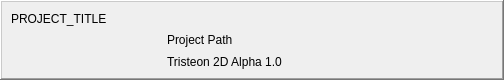
Qt form bin/ProjectWidget.ui (Tristeon/Tristeon) before a commit.
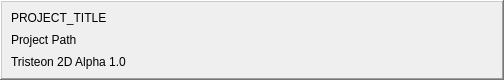
The same form after that commit.

Commit message: Added project settings to the project window

Patch:
```diff
--- a/bin/ProjectWidget.ui
+++ b/bin/ProjectWidget.ui
@@ -71,34 +71,11 @@
       <property name="spacing">
        <number>6</number>
       </property>
-      <item row="1" column="0" rowspan="2">
-       <spacer name="verticalSpacer_4">
-        <property name="orientation">
-         <enum>Qt::Vertical</enum>
-        </property>
-        <property name="sizeHint" stdset="0">
-         <size>
-          <width>20</width>
-          <height>21</height>
-         </size>
-        </property>
-       </spacer>
-      </item>
-      <item row="2" column="1">
-       <widget class="QLabel" name="version">
-        <property name="mouseTracking">
-         <bool>true</bool>
-        </property>
-        <property name="text">
-         <string>Tristeon 2D Alpha 1.0</string>
-        </property>
-       </widget>
-      </item>
       <item row="0" column="0">
        <widget class="QLabel" name="title">
         <property name="minimumSize">
          <size>
-          <width>150</width>
+          <width>0</width>
           <height>0</height>
          </size>
         </property>
@@ -110,20 +87,7 @@
         </property>
        </widget>
       </item>
-      <item row="0" column="1">
-       <spacer name="horizontalSpacer_6">
-        <property name="orientation">
-         <enum>Qt::Horizontal</enum>
-        </property>
-        <property name="sizeHint" stdset="0">
-         <size>
-          <width>377</width>
-          <height>7</height>
-         </size>
-        </property>
-       </spacer>
-      </item>
-      <item row="1" column="1">
+      <item row="1" column="0">
        <widget class="QLabel" name="path">
         <property name="mouseTracking">
          <bool>true</bool>
@@ -133,6 +97,29 @@
         </property>
        </widget>
       </item>
+      <item row="2" column="0">
+       <widget class="QLabel" name="version">
+        <property name="mouseTracking">
+         <bool>true</bool>
+        </property>
+        <property name="text">
+         <string>Tristeon 2D Alpha 1.0</string>
+        </property>
+       </widget>
+      </item>
+      <item row="1" column="1">
+       <spacer name="horizontalSpacer">
+        <property name="orientation">
+         <enum>Qt::Horizontal</enum>
+        </property>
+        <property name="sizeHint" stdset="0">
+         <size>
+          <width>40</width>
+          <height>20</height>
+         </size>
+        </property>
+       </spacer>
+      </item>
      </layout>
     </widget>
    </item>
```
The commit also changes 4 other files.
